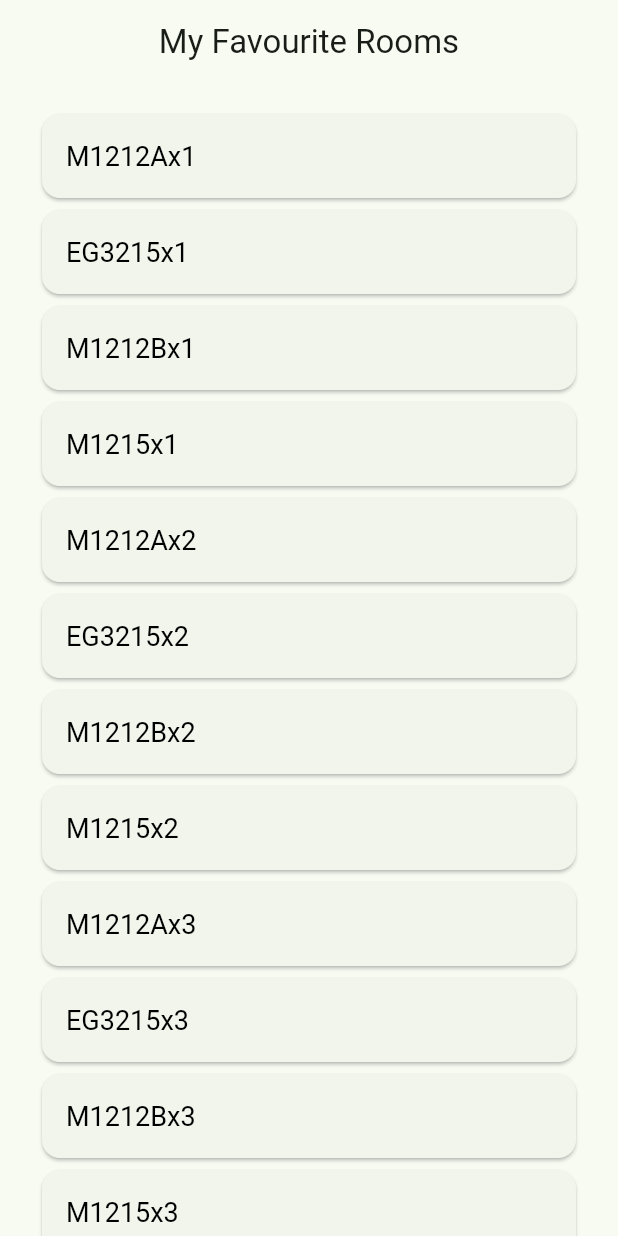
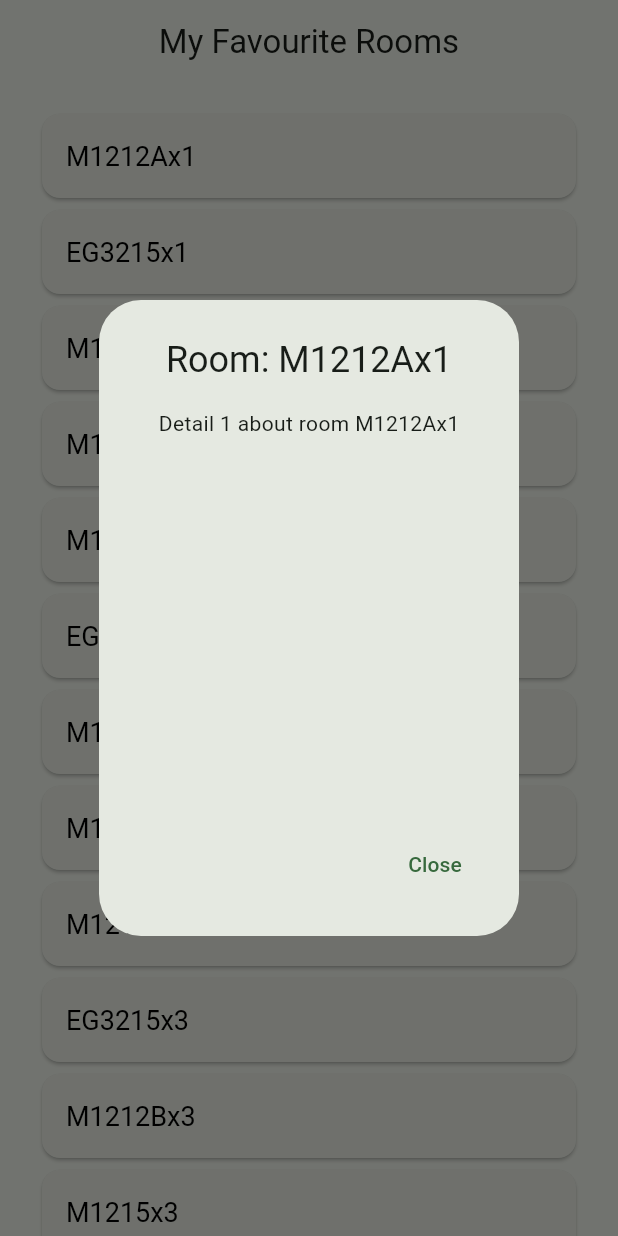
Before and after one commit to fillemon10/kandidat-grupp65-timeedit, a Flutter app: the FavouriteRoomsScreen screen opened by its route, after a tap on "M1212Ax1", on a phone screen of 412 x 824 dp. Run offline on Flutter 3.47's test engine with Material 3 defaults, Android fonts, the phone set to English and light mode, and no system bars; our stand-ins replace cloud_firestore, firebase_auth, firebase_core, go_router; missing offline and left inert: firebase_ui_auth, qr_code_scanner; accounts and stored records are empty; network calls fail.

Commit message:
Added alertDialogs
Added AlertDialogs whenever a favourite room is pressed.

Still need to make the navbar available in this view

```diff
--- a/lib/screens/favourite_rooms.dart
+++ b/lib/screens/favourite_rooms.dart
@@ -49,7 +49,7 @@ class FavouriteRoomsScreen extends StatelessWidget {
                   fontWeight: FontWeight.w400
                 ),
             onTap: () {
-              print('Selected room: ${exampleRoomsList[index]}');
+              _showRoomDetails(context, exampleRoomsList[index]);
             },
             ),
 
@@ -58,4 +58,35 @@ class FavouriteRoomsScreen extends StatelessWidget {
       )
     );
   }
+
+  void _showRoomDetails(BuildContext context, String roomName) {
+    showDialog(
+      context: context,
+      builder: (BuildContext context) {
+        return AlertDialog(
+          /**
+           * The padding needs to be adjusted so that it fits all screens
+           */
+          insetPadding: const EdgeInsets.symmetric(vertical: 200),
+          title: Center(child: Text('Room: $roomName')),
+          content: Container(
+            alignment: Alignment.center,
+            child: Column(
+              children: [
+                Text('Detail 1 about room $roomName'),
+              ],
+            ),
+          ),
+          actions: <Widget>[
+            TextButton(
+              onPressed: () {
+                Navigator.of(context).pop();
+              },
+              child: Text('Close'),
+            ),
+          ],
+        );
+      },
+    );
+  }
 }
```
